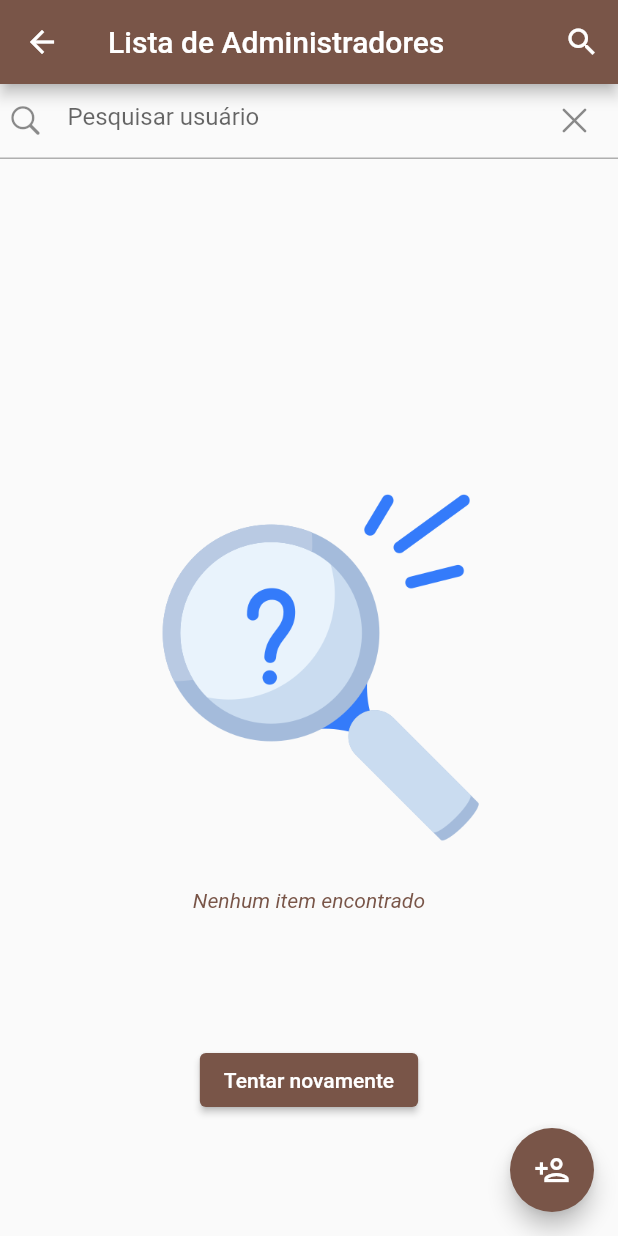
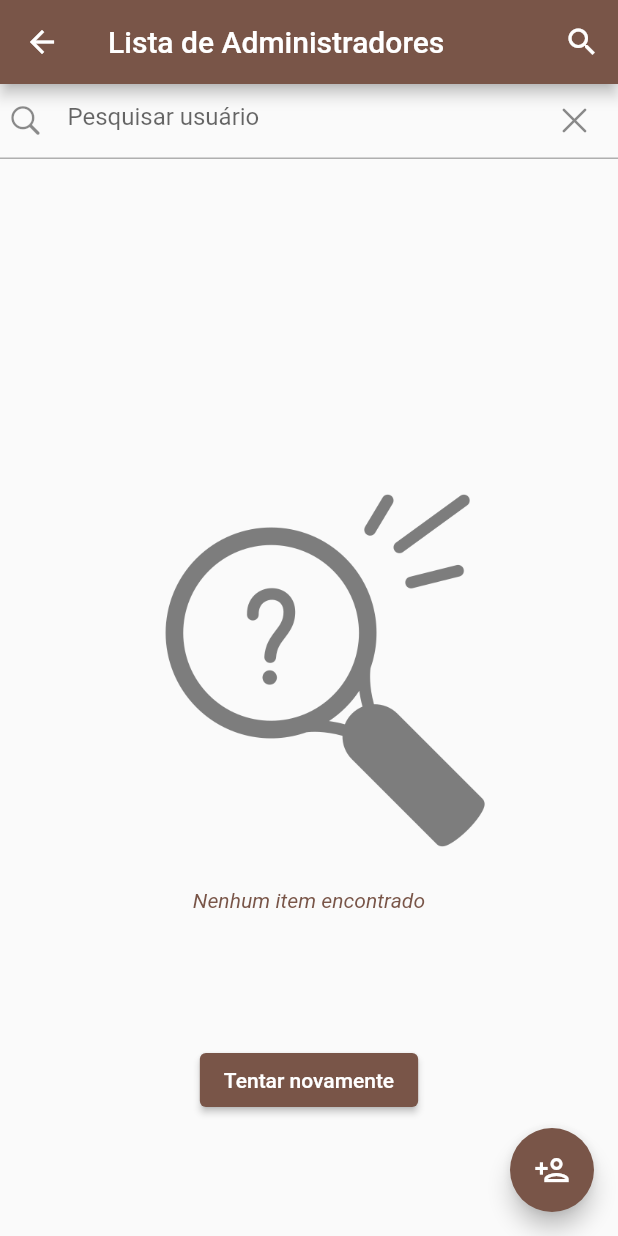
Before and after one commit to cesarazevedocmd/cafeys-admin-app, a Flutter app: the AdminListPage screen opened directly, after a tap on the "search" icon, on a phone screen of 412 x 824 dp. Run offline on Flutter 3.47's test engine with Material 2 defaults, Android fonts, the phone set to English and light mode, and no system bars; our stand-ins replace connectivity_plus, dropdown_search, firebase_core, firebase_remote_config, shared_preferences; accounts and stored records are empty; network calls fail; statements that could not run were skipped.

Commit message:
Improving view

```diff
--- a/lib/custom_views/admin_list_item_card_view.dart
+++ b/lib/custom_views/admin_list_item_card_view.dart
@@ -1,3 +1,4 @@
+import 'package:cafeysadmin/custom_views/app_subtitle_view.dart';
 import 'package:cafeysadmin/custom_views/app_title_view.dart';
 import 'package:cafeysadmin/model/admin.dart';
 import 'package:cafeysadmin/util/app_assets.dart';
@@ -46,6 +47,11 @@ class AdminListItemCardView extends StatelessWidget {
                       text: item.name ?? AppStrings.empty,
                       maxLines: AppConstants.VALUE_3.toInt(),
                     ),
+                    AppSpace.vertical(AppConstants.VALUE_5),
+                    AppSubtitleView(
+                      text: item.email ?? AppStrings.empty,
+                      maxLines: AppConstants.VALUE_3.toInt(),
+                    ),
                   ],
                 ),
               ),
--- a/lib/custom_views/app_search_view.dart
+++ b/lib/custom_views/app_search_view.dart
@@ -2,6 +2,7 @@ import 'dart:async';
 import 'dart:math';
 
 import 'package:cafeysadmin/custom_views/app_text_field_view.dart';
+import 'package:cafeysadmin/util/app_constants.dart';
 import 'package:cafeysadmin/util/app_line.dart';
 import 'package:cafeysadmin/util/app_space.dart';
 import 'package:cafeysadmin/util/app_strings.dart';
@@ -55,6 +56,7 @@ class _AppSearchViewState extends State<AppSearchView> {
                         onSubmit: (_) => widget.okClick(),
                         actionEnterClick: TextInputAction.done,
                         borderType: AppTextFieldBorderType.none,
+                        maxLines: AppConstants.VALUE_1.toInt(),
                         suffixIcon: IconButton(
                           onPressed: () => widget.clearClick(),
                           icon: const Icon(CupertinoIcons.clear),
--- a/lib/custom_views/user_list_item_card_view.dart
+++ b/lib/custom_views/user_list_item_card_view.dart
@@ -1,3 +1,4 @@
+import 'package:cafeysadmin/custom_views/app_subtitle_view.dart';
 import 'package:cafeysadmin/custom_views/app_title_view.dart';
 import 'package:cafeysadmin/model/user.dart';
 import 'package:cafeysadmin/util/app_assets.dart';
@@ -46,6 +47,11 @@ class UserListItemCardView extends StatelessWidget {
                       text: item.name ?? AppStrings.empty,
                       maxLines: AppConstants.VALUE_3.toInt(),
                     ),
+                    AppSpace.vertical(AppConstants.VALUE_5),
+                    AppSubtitleView(
+                      text: item.email ?? AppStrings.empty,
+                      maxLines: AppConstants.VALUE_3.toInt(),
+                    ),
                   ],
                 ),
               ),
--- a/lib/util/app_widget.dart
+++ b/lib/util/app_widget.dart
@@ -78,7 +78,12 @@ class AppWidget {
 
     Widget button = AppButtonView(text: onClickText, onClick: onClick);
 
-    List<Widget> customView = [Image.asset(imageAsset, height: AppConstants.VALUE_250)];
+    List<Widget> customView = [
+      Opacity(
+        opacity: AppConstants.VALUE_0_5,
+        child: Image.asset(imageAsset, height: AppConstants.VALUE_250),
+      ),
+    ];
     if (description != null && description.isNotEmpty) {
       customView.add(AppSpace.vertical(AppConstants.VALUE_20));
       customView.add(
```
Also changed, not shown: assets/images/items_not_found.png. Lines whose indentation alone changed are shown as unchanged.
